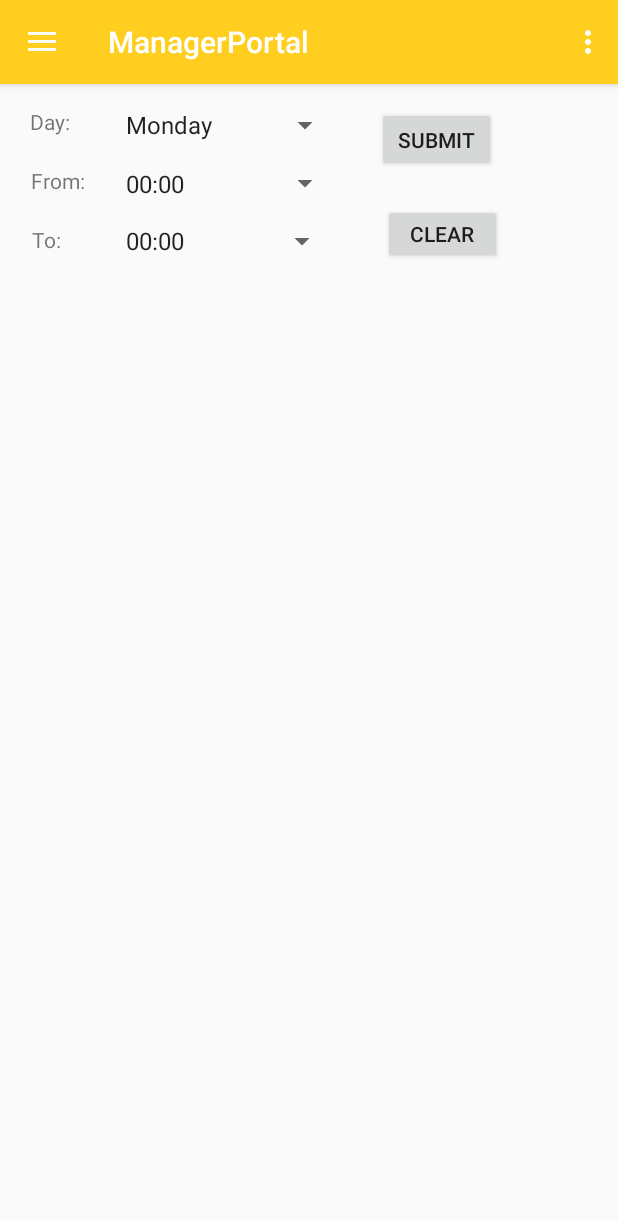
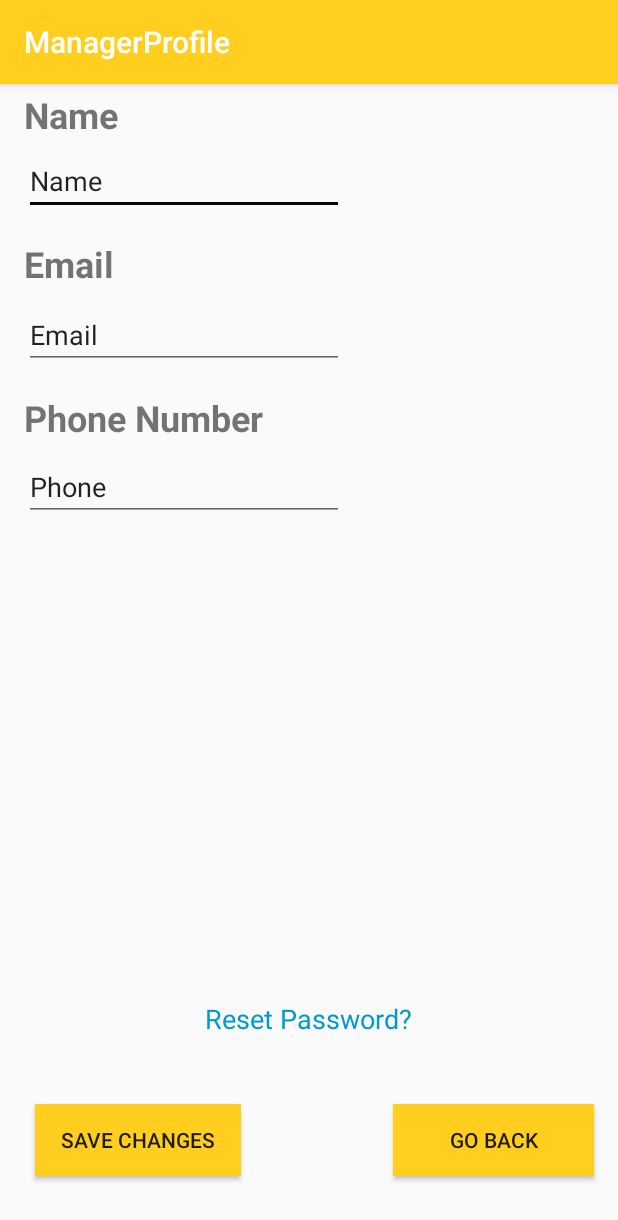
Before and after one commit to agupta1897/ShiftShare, an Android app: the ManagerPortal screen opened directly, with no data from a screen before it, after a tap on "Edit Profile", on a phone screen of 412 x 824 dp. Shown: the top 1220 px of the screen. Run offline under Robolectric (Android 15) with nearby library versions, the phone set to English and light mode, and no system bars; our stand-ins replace Firebase (no records; nobody signed in at launch, a user with empty details on screens opened directly); 1 other tap on this screen came first.

Commit message:
Profile skeleton

```diff
--- a/ShiftShare/app/src/main/AndroidManifest.xml
+++ b/ShiftShare/app/src/main/AndroidManifest.xml
@@ -10,9 +10,13 @@
         android:supportsRtl="true"
         android:theme="@style/AppTheme">
         <activity
+            android:name=".ManagerProfile"
+            android:label="@string/title_activity_manager_profile"
+            android:theme="@style/AppTheme.NoActionBar"></activity>
+        <activity
             android:name=".ManagerPortal"
             android:label="@string/title_activity_manager_portal"
-            android:theme="@style/AppTheme.NoActionBar"></activity>
+            android:theme="@style/AppTheme.NoActionBar" />
         <activity
             android:name=".EPortal"
             android:label="@string/title_activity_eportal"
--- a/ShiftShare/app/src/main/java/com/example/firebasesetup/ManagerPortal.java
+++ b/ShiftShare/app/src/main/java/com/example/firebasesetup/ManagerPortal.java
@@ -1,5 +1,6 @@
 package com.example.firebasesetup;
 
+import android.content.Intent;
 import android.os.Bundle;
 import android.support.v7.widget.LinearLayoutManager;
 import android.support.v7.widget.RecyclerView;
@@ -267,14 +268,18 @@ public class ManagerPortal extends AppCompatActivity
         // Handle navigation view item clicks here.
         int id = item.getItemId();
 
-        if (id == R.id.nav_manage) {
-        } else if (id == R.id.nav_gallery) {
+        if (id == R.id.Profile) {
+            Intent startIntent = new Intent(getApplicationContext(), ManagerProfile.class);
+            startActivity(startIntent);
 
-        } else if (id == R.id.nav_slideshow) {
+        } else if (id == R.id.ViewEmployees) {
 
-        } else if (id == R.id.nav_share) {
+        } else if (id == R.id.Logout) {
 
-        } else if (id == R.id.nav_send) {
+            Intent startIntent = new Intent(getApplicationContext(), Login.class);
+            startActivity(startIntent);
+
+        } else if (id == R.id.About) {
 
         }
 
--- /dev/null
+++ b/ShiftShare/app/src/main/java/com/example/firebasesetup/ManagerProfile.java
@@ -0,0 +1,60 @@
+package com.example.firebasesetup;
+
+import android.content.Intent;
+import android.os.Bundle;
+import android.support.design.widget.FloatingActionButton;
+import android.support.design.widget.Snackbar;
+import android.support.v7.app.AppCompatActivity;
+import android.support.v7.widget.Toolbar;
+import android.view.View;
+import android.widget.Button;
+import android.widget.EditText;
+import android.widget.TextView;
+
+
+public class ManagerProfile extends AppCompatActivity {
+
+    @Override
+    protected void onCreate(Bundle savedInstanceState) {
+        TextView resetPW;
+        super.onCreate(savedInstanceState);
+        setContentView(R.layout.activity_manager_profile);
+        Toolbar toolbar = findViewById(R.id.toolbar);
+        setSupportActionBar(toolbar);
+        Button save = findViewById(R.id.saveChanges);
+        Button back = findViewById(R.id.backButton);
+        resetPW = (TextView) findViewById(R.id.editPassword);
+        resetPW.setClickable(true);
+        resetPW.setFocusable(false);
+
+
+
+        back.setOnClickListener(new View.OnClickListener() {
+            @Override
+            public void onClick(View view) {
+                finish();
+
+            }
+        });
+
+        //non functioning
+        save.setOnClickListener(new View.OnClickListener() {
+            @Override
+            public void onClick(View view) {
+                finish();
+
+            }
+        });
+
+        //non functioning
+        resetPW.setOnClickListener(new View.OnClickListener() {
+            @Override
+            public void onClick(View view) {
+                finish();
+
+            }
+        });
+
+    }
+
+}
--- a/ShiftShare/app/src/main/res/layout/activity_eportal.xml
+++ b/ShiftShare/app/src/main/res/layout/activity_eportal.xml
@@ -179,7 +179,7 @@
         android:id="@+id/toolbar"
         android:layout_width="0dp"
         android:layout_height="wrap_content"
-        android:background="@color/colorPrimary"
+        android:background="#ffce1e"
         app:layout_constraintEnd_toEndOf="parent"
         app:layout_constraintStart_toStartOf="parent"
         app:layout_constraintTop_toTopOf="parent" />
--- /dev/null
+++ b/ShiftShare/app/src/main/res/layout/activity_manager_profile.xml
@@ -0,0 +1,25 @@
+<?xml version="1.0" encoding="utf-8"?>
+<android.support.design.widget.CoordinatorLayout xmlns:android="http://schemas.android.com/apk/res/android"
+    xmlns:app="http://schemas.android.com/apk/res-auto"
+    xmlns:tools="http://schemas.android.com/tools"
+    android:layout_width="match_parent"
+    android:layout_height="match_parent"
+    tools:context=".ManagerProfile">
+
+    <android.support.design.widget.AppBarLayout
+        android:layout_width="match_parent"
+        android:layout_height="wrap_content"
+        android:theme="@style/AppTheme.AppBarOverlay">
+
+        <android.support.v7.widget.Toolbar
+            android:id="@+id/toolbar"
+            android:layout_width="match_parent"
+            android:layout_height="?attr/actionBarSize"
+            android:background="?attr/colorPrimary"
+            app:popupTheme="@style/AppTheme.PopupOverlay" />
+
+    </android.support.design.widget.AppBarLayout>
+
+    <include layout="@layout/content_manager_profile" />
+
+</android.support.design.widget.CoordinatorLayout>
--- /dev/null
+++ b/ShiftShare/app/src/main/res/layout/content_manager_profile.xml
@@ -0,0 +1,152 @@
+<?xml version="1.0" encoding="utf-8"?>
+<android.support.constraint.ConstraintLayout xmlns:android="http://schemas.android.com/apk/res/android"
+    xmlns:app="http://schemas.android.com/apk/res-auto"
+    xmlns:tools="http://schemas.android.com/tools"
+    android:layout_width="match_parent"
+    android:layout_height="match_parent"
+    app:layout_behavior="@string/appbar_scrolling_view_behavior"
+    tools:context=".ManagerProfile"
+    tools:showIn="@layout/activity_manager_profile">
+
+    <Button
+        android:id="@+id/saveChanges"
+        android:layout_width="137dp"
+        android:layout_height="wrap_content"
+        android:layout_marginStart="16dp"
+        android:layout_marginTop="8dp"
+        android:layout_marginEnd="8dp"
+        android:layout_marginBottom="40dp"
+        android:background="#ffce1e"
+        android:text="Save Changes"
+        app:layout_constraintBottom_toBottomOf="parent"
+        app:layout_constraintEnd_toStartOf="@+id/backButton"
+        app:layout_constraintHorizontal_bias="0.07"
+        app:layout_constraintStart_toStartOf="parent"
+        app:layout_constraintTop_toTopOf="@+id/editPassword"
+        app:layout_constraintVertical_bias="1.0"
+        tools:text="Save Changes" />
+
+    <Button
+        android:id="@+id/backButton"
+        android:layout_width="134dp"
+        android:layout_height="wrap_content"
+        android:layout_marginEnd="16dp"
+        android:layout_marginBottom="40dp"
+        android:background="#ffce1e"
+        android:text="Go Back"
+        app:layout_constraintBottom_toBottomOf="parent"
+        app:layout_constraintEnd_toEndOf="parent"
+        tools:text="Go Back" />
+
+    <TextView
+        android:id="@+id/Name"
+        android:layout_width="144dp"
+        android:layout_height="38dp"
+        android:layout_marginStart="8dp"
+        android:layout_marginTop="4dp"
+        android:layout_marginEnd="8dp"
+        android:text="Name"
+        android:textSize="24sp"
+        android:textStyle="bold"
+        app:layout_constraintEnd_toEndOf="parent"
+        app:layout_constraintHorizontal_bias="0.031"
+        app:layout_constraintStart_toStartOf="parent"
+        app:layout_constraintTop_toTopOf="parent"
+        tools:text="Name" />
+
+    <EditText
+        android:id="@+id/editName"
+        android:layout_width="wrap_content"
+        android:layout_height="wrap_content"
+        android:layout_marginStart="8dp"
+        android:layout_marginEnd="8dp"
+        android:ems="10"
+        android:inputType="textPersonName"
+        android:text="Name"
+        app:layout_constraintEnd_toEndOf="parent"
+        app:layout_constraintHorizontal_bias="0.043"
+        app:layout_constraintStart_toStartOf="parent"
+        app:layout_constraintTop_toBottomOf="@+id/Name" />
+
+    <TextView
+        android:id="@+id/Email"
+        android:layout_width="106dp"
+        android:layout_height="37dp"
+        android:layout_marginStart="8dp"
+        android:layout_marginTop="16dp"
+        android:layout_marginEnd="8dp"
+        android:text="Email"
+        android:textSize="24sp"
+        android:textStyle="bold"
+        app:layout_constraintEnd_toEndOf="parent"
+        app:layout_constraintHorizontal_bias="0.027"
+        app:layout_constraintStart_toStartOf="parent"
+        app:layout_constraintTop_toBottomOf="@+id/editName"
+        tools:text="Email" />
+
+    <EditText
+        android:id="@+id/editEmail"
+        android:layout_width="wrap_content"
+        android:layout_height="wrap_content"
+        android:layout_marginStart="8dp"
+        android:layout_marginTop="4dp"
+        android:layout_marginEnd="8dp"
+        android:ems="10"
+        android:inputType="textEmailAddress"
+        android:text="Email"
+        app:layout_constraintEnd_toEndOf="parent"
+        app:layout_constraintHorizontal_bias="0.043"
+        app:layout_constraintStart_toStartOf="parent"
+        app:layout_constraintTop_toBottomOf="@+id/Email" />
+
+    <TextView
+        android:id="@+id/Phone"
+        android:layout_width="182dp"
+        android:layout_height="43dp"
+        android:layout_marginStart="8dp"
+        android:layout_marginTop="16dp"
+        android:layout_marginEnd="8dp"
+        android:text="Phone Number"
+        android:textSize="24sp"
+        android:textStyle="bold"
+        app:layout_constraintEnd_toEndOf="parent"
+        app:layout_constraintHorizontal_bias="0.037"
+        app:layout_constraintStart_toStartOf="parent"
+        app:layout_constraintTop_toBottomOf="@+id/editEmail"
+        tools:text="Phone Number" />
+
+    <EditText
+        android:id="@+id/editPhone"
+        android:layout_width="wrap_content"
+        android:layout_height="wrap_content"
+        android:layout_marginStart="8dp"
+        android:layout_marginTop="40dp"
+        android:layout_marginEnd="8dp"
+        android:ems="10"
+        android:inputType="phone"
+        android:text="Phone"
+        app:layout_constraintEnd_toEndOf="parent"
+        app:layout_constraintHorizontal_bias="0.043"
+        app:layout_constraintStart_toStartOf="parent"
+        app:layout_constraintTop_toTopOf="@+id/Phone" />
+
+    <TextView
+        android:id="@+id/editPassword"
+        android:layout_width="156dp"
+        android:layout_height="29dp"
+        android:layout_marginStart="8dp"
+        android:layout_marginEnd="8dp"
+        android:layout_marginBottom="40dp"
+        android:clickable="true"
+        android:focusable="false"
+        android:lineSpacingExtra="8sp"
+        android:text="Reset Password?"
+        android:textAlignment="center"
+        android:textColor="@android:color/holo_blue_dark"
+        android:textSize="18sp"
+        app:layout_constraintBottom_toTopOf="@+id/backButton"
+        app:layout_constraintEnd_toEndOf="parent"
+        app:layout_constraintHorizontal_bias="0.497"
+        app:layout_constraintStart_toStartOf="parent"
+        tools:text="Reset Password?" />
+</android.support.constraint.ConstraintLayout>
--- a/ShiftShare/app/src/main/res/layout/nav_header_manager_portal.xml
+++ b/ShiftShare/app/src/main/res/layout/nav_header_manager_portal.xml
@@ -3,7 +3,7 @@
     xmlns:app="http://schemas.android.com/apk/res-auto"
     android:layout_width="match_parent"
     android:layout_height="@dimen/nav_header_height"
-    android:background="@drawable/side_nav_bar"
+    android:background="#ffce1e"
     android:gravity="bottom"
     android:orientation="vertical"
     android:paddingLeft="@dimen/activity_horizontal_margin"
@@ -11,6 +11,7 @@
     android:paddingRight="@dimen/activity_horizontal_margin"
     android:paddingBottom="@dimen/activity_vertical_margin"
     android:theme="@style/ThemeOverlay.AppCompat.Dark">
+
 
     <ImageView
         android:id="@+id/imageView"
@@ -24,13 +25,13 @@
         android:layout_width="match_parent"
         android:layout_height="wrap_content"
         android:paddingTop="@dimen/nav_header_vertical_spacing"
-        android:text="PROFILE_NAME"
+        android:text="Manager123"
         android:textAppearance="@style/TextAppearance.AppCompat.Body1" />
 
     <TextView
         android:id="@+id/textView"
         android:layout_width="wrap_content"
         android:layout_height="wrap_content"
-        android:text="useremail@mail.com" />
+        android:text="manager123@mail.com" />
 
 </LinearLayout>
--- a/ShiftShare/app/src/main/res/menu/activity_manager_portal_drawer.xml
+++ b/ShiftShare/app/src/main/res/menu/activity_manager_portal_drawer.xml
@@ -7,29 +7,25 @@
 
     <group android:checkableBehavior="single">
         <item
-            android:id="@+id/nav_manage"
+            android:id="@+id/Profile"
             android:icon="@drawable/ic_menu_manage"
             android:title="Edit Profile" />
         <item
-            android:id="@+id/nav_gallery"
+            android:id="@+id/ViewEmployees"
             android:icon="@drawable/ic_menu_gallery"
-            android:title="Gallery" />
-        <item
-            android:id="@+id/nav_slideshow"
-            android:icon="@drawable/ic_menu_slideshow"
-            android:title="Slideshow" />
+            android:title="View Employees" />
     </group>
 
-    <item android:title="Communicate">
+    <item android:title="Other">
         <menu>
             <item
-                android:id="@+id/nav_share"
-                android:icon="@drawable/ic_menu_share"
-                android:title="Share" />
+                android:id="@+id/Logout"
+                android:icon="@drawable/employee_icon"
+                android:title="Logout" />
             <item
-                android:id="@+id/nav_send"
-                android:icon="@drawable/ic_menu_send"
-                android:title="Send" />
+                android:id="@+id/About"
+                android:icon="@drawable/ic_menu_manage"
+                android:title="About" />
         </menu>
     </item>
 
--- a/ShiftShare/app/src/main/res/values/strings.xml
+++ b/ShiftShare/app/src/main/res/values/strings.xml
@@ -10,4 +10,5 @@
     <string name="nav_header_subtitle">android.studio@android.com</string>
     <string name="nav_header_desc">Navigation header</string>
     <string name="action_settings">Settings</string>
+    <string name="title_activity_manager_profile">ManagerProfile</string>
 </resources>
```
